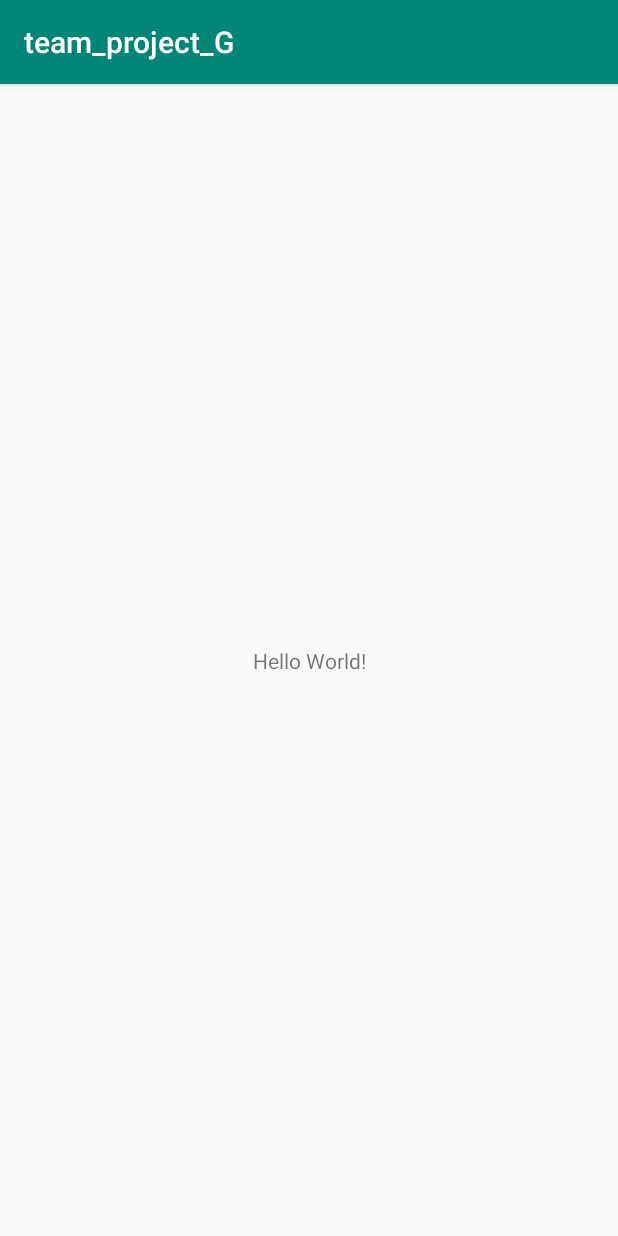
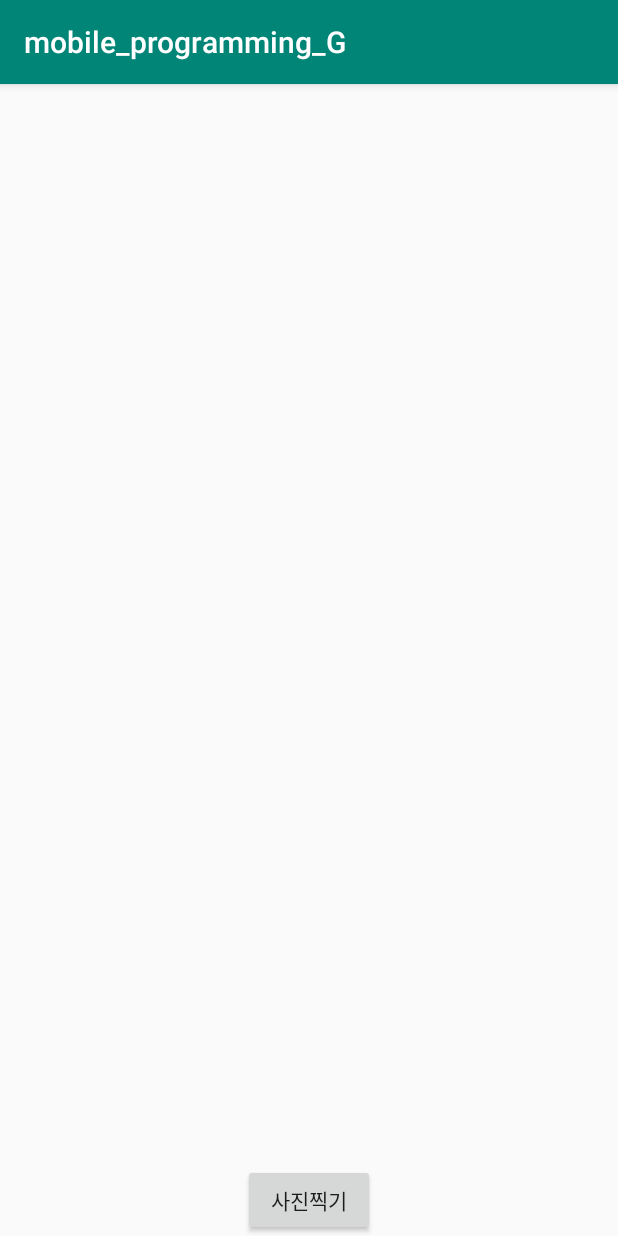
Before and after one commit to escs34/mobile_programming_G, an Android app: the screen it shows after launch (MainActivity), on a phone screen of 412 x 824 dp. Run offline under Robolectric (Android 15) with nearby library versions, the phone set to English and light mode, and no system bars; libraries missing offline, so code that uses them is left out: com.gun0912.tedpermission; 1 statement that could not run was skipped.

Commit message:
카메라 불러 와 사진 찍기 추가

```diff
--- a/app/src/main/res/layout/activity_main.xml
+++ b/app/src/main/res/layout/activity_main.xml
@@ -1,18 +1,37 @@
 <?xml version="1.0" encoding="utf-8"?>
-<androidx.constraintlayout.widget.ConstraintLayout xmlns:android="http://schemas.android.com/apk/res/android"
+<LinearLayout xmlns:android="http://schemas.android.com/apk/res/android"
     xmlns:app="http://schemas.android.com/apk/res-auto"
     xmlns:tools="http://schemas.android.com/tools"
     android:layout_width="match_parent"
     android:layout_height="match_parent"
+    android:orientation="vertical"
     tools:context=".MainActivity">
 
-    <TextView
+    <LinearLayout
         android:layout_width="wrap_content"
         android:layout_height="wrap_content"
-        android:text="Hello World!"
-        app:layout_constraintBottom_toBottomOf="parent"
-        app:layout_constraintLeft_toLeftOf="parent"
-        app:layout_constraintRight_toRightOf="parent"
-        app:layout_constraintTop_toTopOf="parent" />
+        android:layout_gravity="center"
+        android:layout_weight="1">
 
-</androidx.constraintlayout.widget.ConstraintLayout>
+        <ImageView
+            android:layout_width="wrap_content"
+            android:layout_height="wrap_content"
+            android:id="@+id/iv_result"/>
+    </LinearLayout>
+
+    <LinearLayout
+        android:layout_width="match_parent"
+        android:layout_height="wrap_content"
+        android:orientation="horizontal"
+        android:gravity="center">
+
+        <Button
+            android:layout_width="wrap_content"
+            android:layout_height="wrap_content"
+            android:text="사진찍기"
+            android:id="@+id/btn_capture" />
+    </LinearLayout>
+
+
+
+</LinearLayout>
--- a/app/src/main/res/values/strings.xml
+++ b/app/src/main/res/values/strings.xml
@@ -1,3 +1,3 @@
 <resources>
-    <string name="app_name">team_project_G</string>
+    <string name="app_name">mobile_programming_G</string>
 </resources>
--- /dev/null
+++ b/app/src/main/res/xml/file_paths.xml
@@ -0,0 +1,6 @@
+<?xml version="1.0" encoding="utf-8"?>
+<paths xmlns:android="http://schemas.android.com/apk/res/android">
+    <external-path
+        name="my_images"
+        path="Android/data/com.example.team_project_g/files/Pictures"/>
+</paths>
--- /dev/null
+++ b/settings.gradle
@@ -0,0 +1,2 @@
+include ':app'
+rootProject.name='mobile_programming_G'
```
Also changed, not shown: app/build.gradle (+5 -4 lines), app/src/main/AndroidManifest.xml (+13 -0 lines), app/src/main/java/com/example/team_project_g/MainActivity.java (+131 -0 lines), build.gradle (added, +27 -0 lines), gradle.properties (added, +19 -0 lines), gradle/wrapper/gradle-wrapper.properties (added), 5 other files.
